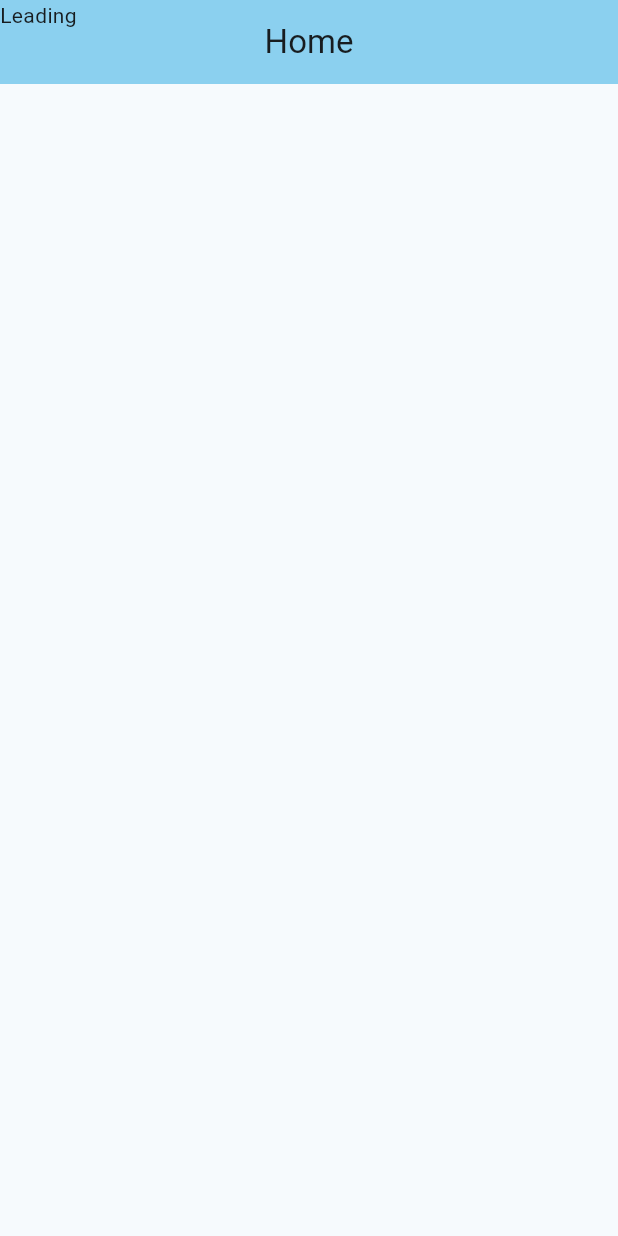
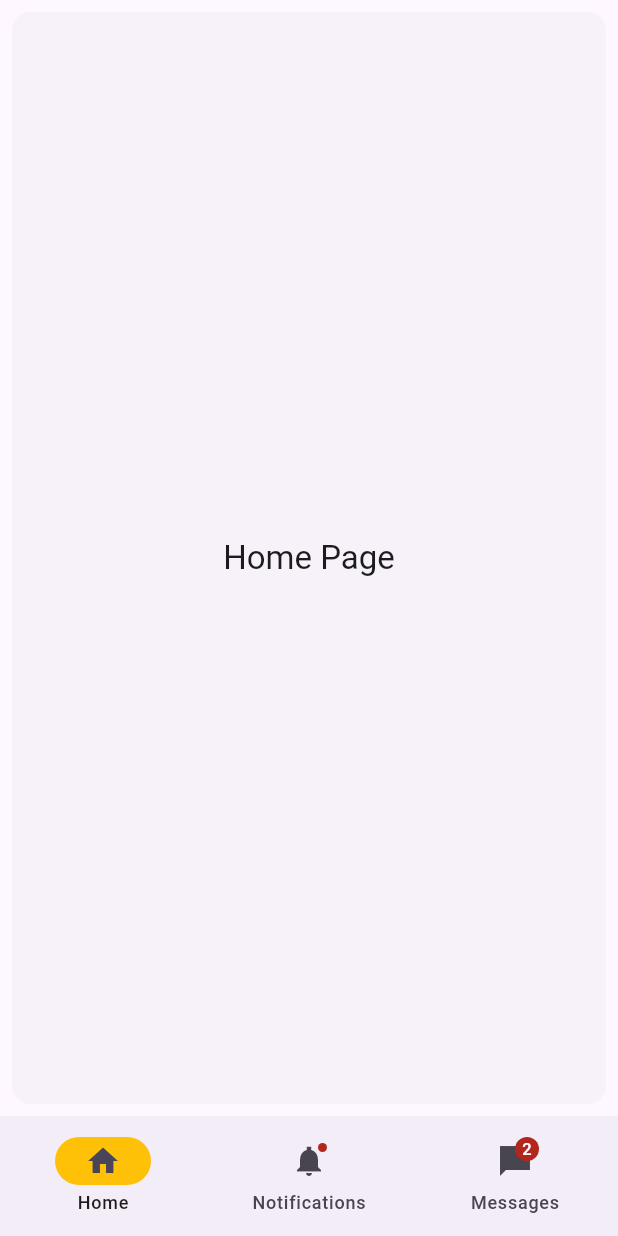
Before and after one commit to quebn/aquams, a Flutter app: the screen it shows after launch, on a phone screen of 412 x 824 dp. Run offline on Flutter 3.47's test engine with Material 3 defaults, Android fonts, the phone set to English and light mode, and no system bars.

Commit message:
exploring navigation bar creation

```diff
--- a/lib/main.dart
+++ b/lib/main.dart
@@ -1,4 +1,8 @@
 import 'package:flutter/material.dart';
+
+// TODO: List UI
+// Create a list view and when selecting any of the list,
+// another date of selected list should show.
 
 void main() {
   runApp(const App());
@@ -10,10 +14,8 @@
   @override
   Widget build(BuildContext context) {
     return MaterialApp(
-      title: "AquaMS",
-      home: const HomePage(),
+      home: const Navigation(),
       theme: ThemeData(
-        colorScheme: ColorScheme.fromSeed(seedColor: Colors.blueGrey),
         useMaterial3: true,
       ),
     );
@@ -22,29 +24,136 @@
 
 class HomePage extends StatefulWidget {
   const HomePage({super.key});
-
   @override
-  State<HomePage> createState() => HomePageState();
+  State<HomePage> createState() => _HomePageState();
 }
 
-class HomePageState extends State<HomePage> {
+// TODO:
+// [*] Create Navigation.
+// [ ] Clean and create simple container for a list component.
+// [ ] Add new item to list view with popup to define the value.
+// [ ] Make created list persist.
+// [ ] Add card popup to view to edit the list.
+
+class _HomePageState extends State<HomePage> {
+
+  List<String> todo = <String>[];
+  final List<String> entries = <String>["A", "B", "C"];
+  final List<int> colorCodes = <int>[600, 300, 100];
 
   @override
   Widget build(BuildContext context) {
     return Scaffold(
       appBar: AppBar(
-        backgroundColor: Theme.of(context).colorScheme.inversePrimary,
-        flexibleSpace: const Text("Leading"),
-        title: const Text("Home"),
+        backgroundColor: Theme.of(context).colorScheme.primary,
+        //title: const Text("Home"),
         centerTitle: true,
       ),
-      body: const Center(
-        child: Column(
-          mainAxisAlignment: MainAxisAlignment.center,
-          children: <Widget>[
-          ],
-        ),
+      body: ListView.separated(
+        padding: const EdgeInsets.all(2),
+        itemCount: todo.length,
+        itemBuilder: (BuildContext context, int index) {
+          return Container(
+            height: 50,
+            color: Colors.amber[600],
+            child: Center(child: Text("Entry ${todo[index]}"))
+          );
+        },
+        separatorBuilder: (BuildContext context, int index) => const Divider(),
       ),
     );
   }
 }
+
+class Navigation extends StatefulWidget {
+  const Navigation({super.key});
+
+  @override
+  State<Navigation> createState() => _NavigationState();
+}
+
+class _NavigationState extends State<Navigation> {
+  int currentPageIndex = 0;
+  List<Widget> navbarNavigations = <Widget>[
+    const NavigationDestination(
+      selectedIcon: Icon(Icons.home),
+      icon: Icon(Icons.home_outlined),
+      label: "Home",
+    ),
+    const NavigationDestination(
+      icon: Badge(child: Icon(Icons.notifications_sharp)),
+      label: "Notifications",
+    ),
+    const NavigationDestination(
+      icon: Badge(
+        label: Text("2"),
+        child: Icon(Icons.messenger_sharp),
+      ),
+      label: "Messages",
+    ),
+  ];
+
+  @override
+  Widget build(BuildContext context){
+    final ThemeData theme = Theme.of(context);
+    return Scaffold(
+      bottomNavigationBar: NavigationBar(
+        onDestinationSelected: (int index){
+          setState(() {
+            currentPageIndex = index;
+          });
+        },
+        indicatorColor: Colors.amber,
+        selectedIndex: currentPageIndex,
+        destinations: navbarNavigations,
+      ),
+      body: <Widget>[
+        Card(
+          shadowColor: Colors.transparent,
+          margin: const EdgeInsets.all(8.0),
+          child: SizedBox.expand(
+            child: Center(
+              child: Text(
+                "Home Page",
+                style: theme.textTheme.titleLarge,
+              ),
+            ),
+          ),
+        ),
+        const Padding(
+          padding: EdgeInsets.all(8.0),
+          child: Column(
+            children: <Widget>[
+              Card(
+                child: ListTile(
+                  leading: Icon(Icons.notifications_sharp),
+                  title: Text("Notifications 1"),
+                  subtitle: Text("This is a notification"),
+                ),
+              ),
+              Card(
+                child: ListTile(
+                  leading: Icon(Icons.notifications_sharp),
+                  title: Text("Notifications 2"),
+                  subtitle: Text("This is a another notification"),
+                ),
+              ),
+            ],
+          ),
+        ),
+        Card(
+          shadowColor: Colors.transparent,
+          margin: const EdgeInsets.all(8.0),
+          child: SizedBox.expand(
+            child: Center(
+              child: Text(
+                "Home Page",
+                style: theme.textTheme.titleLarge,
+              ),
+            ),
+          ),
+        ),
+      ][currentPageIndex],
+    );
+  }
+}
```
Also changed, not shown: pubspec.lock.
